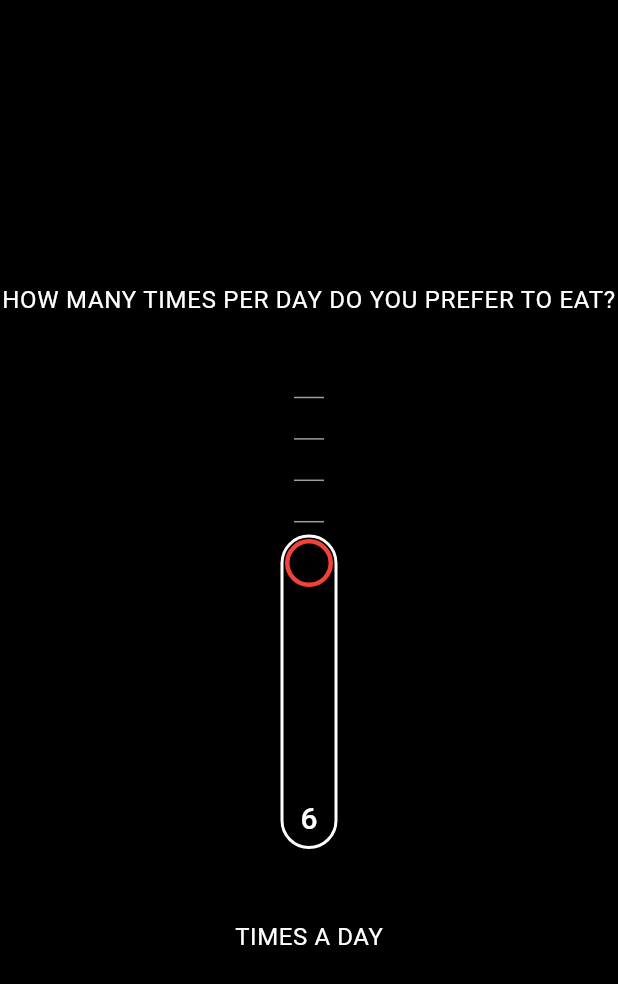
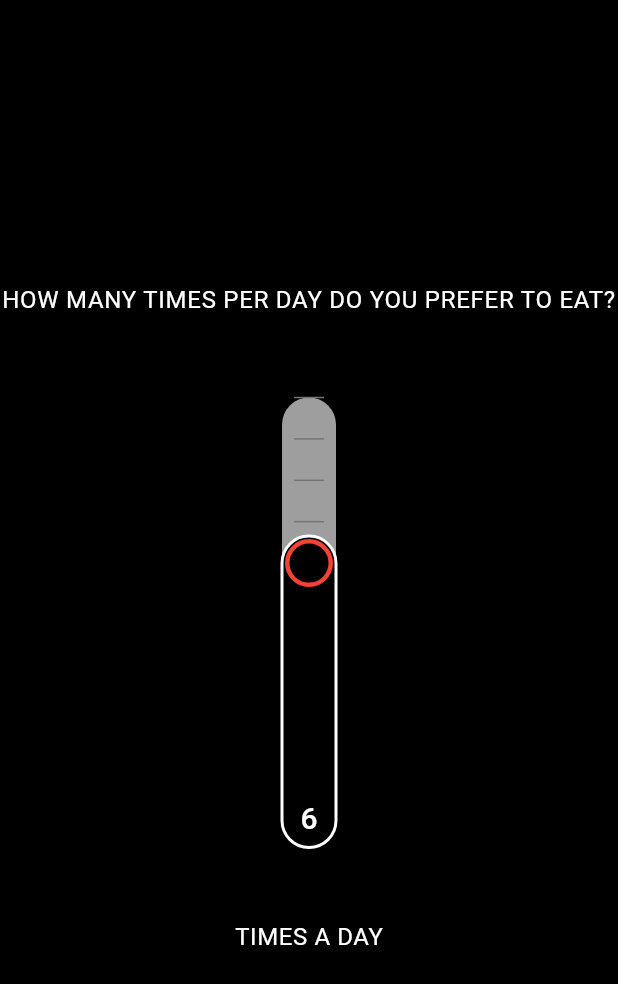
Before and after one commit to MahimMajee25/mana, a Flutter app: the VerticalRangeSelector screen opened directly, on a phone screen of 412 x 824 dp. Shown: the top 984 px of the screen. Run offline on Flutter 3.47's test engine with Material 3 defaults, Android fonts, the phone set to English and light mode, and no system bars; our stand-ins replace flutter_svg, google_fonts.

Commit message:
Added changes

```diff
--- a/lib/widgets/CustomeVerticalSlider.dart
+++ b/lib/widgets/CustomeVerticalSlider.dart
@@ -30,8 +30,19 @@ class _CustomVerticalSliderState extends State<CustomVerticalSlider> {
 
         return Stack(
           children: [
+            // Background track with full height
             CustomPaint(
-              painter: _TrackPainter(),
+              painter: _BackgroundTrackPainter(
+                trackWidth: trackWidth,
+                padding: padding,
+                numberHeight: numberHeight,
+              ),
+              size: Size(constraints.maxWidth, constraints.maxHeight),
+            ),
+
+            // Tick marks
+            CustomPaint(
+              painter: _TickPainter(),
               size: Size(constraints.maxWidth, constraints.maxHeight),
             ),
 
@@ -122,11 +133,46 @@ class _CustomVerticalSliderState extends State<CustomVerticalSlider> {
   }
 }
 
-class _TrackPainter extends CustomPainter {
+class _BackgroundTrackPainter extends CustomPainter {
+  final double trackWidth;
+  final double padding;
+  final double numberHeight;
+
+  _BackgroundTrackPainter({
+    required this.trackWidth,
+    required this.padding,
+    required this.numberHeight,
+  });
+
+  @override
+  void paint(Canvas canvas, Size size) {
+    // Create full height track with same shape as fill
+    final rect = RRect.fromRectAndRadius(
+      Rect.fromLTRB(
+        size.width / 2 - trackWidth / 2,
+        padding,
+        size.width / 2 + trackWidth / 2,
+        size.height - numberHeight,
+      ),
+      const Radius.circular(40),
+    );
+
+    final backgroundPaint = Paint()
+      ..color = Colors.grey
+      ..style = PaintingStyle.fill;
+
+    canvas.drawRRect(rect, backgroundPaint);
+  }
+
+  @override
+  bool shouldRepaint(covariant CustomPainter oldDelegate) => false;
+}
+
+class _TickPainter extends CustomPainter {
   @override
   void paint(Canvas canvas, Size size) {
     final tickPaint = Paint()
-      ..color = Colors.grey // Changed from Colors.grey.shade800 to Colors.grey
+      ..color = Colors.grey.shade600
       ..strokeWidth = 1;
 
     const double padding = 24;
```
